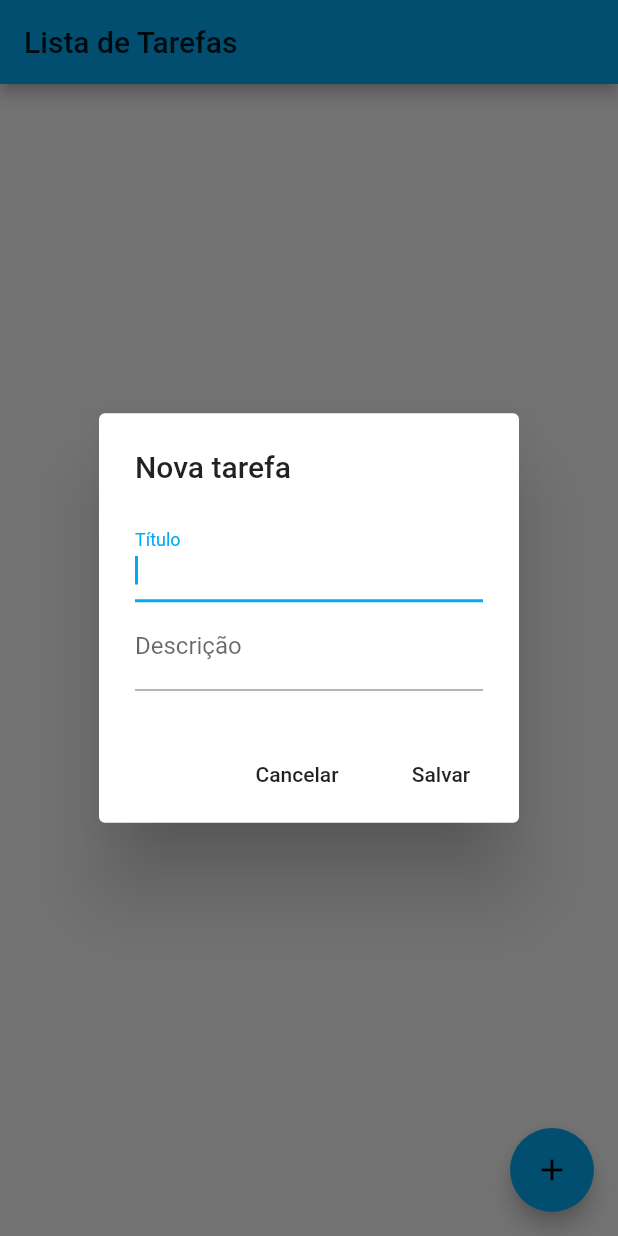
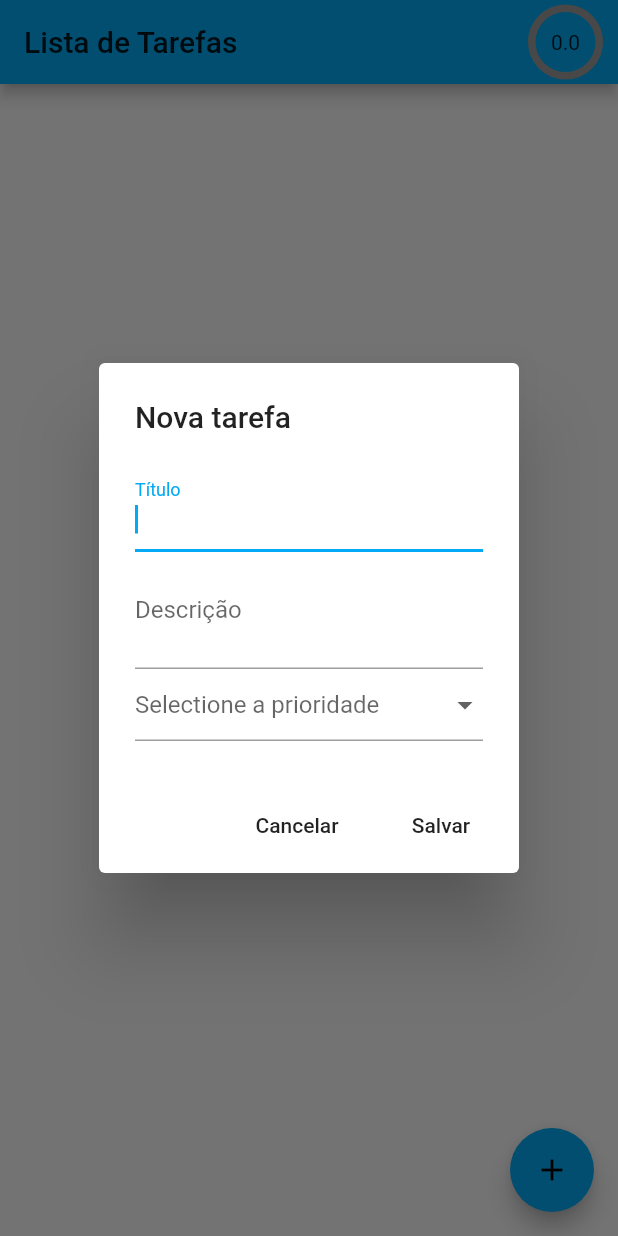
Before and after one commit to viniciusburza/UNISAL, a Flutter app: the screen it shows after launch, after a tap on the "add" icon, on a phone screen of 412 x 824 dp. Run offline on Flutter 3.47's test engine with Material 2 defaults, Android fonts, the phone set to English and light mode, and no system bars; drawn by our look-alikes of percent_indicator; our stand-ins replace flushbar, flutter_slidable, image_picker, share, sqflite, transparent_image; missing offline and left inert: screen; accounts and stored records are empty; statements that could not run were skipped.

Commit message:
Adicionado Lista de Tarefas

```diff
--- a/lista_de_tarefas/lib/helpers/task_helper.dart
+++ b/lista_de_tarefas/lib/helpers/task_helper.dart
@@ -19,7 +19,6 @@ class TaskHelper {
       return _db;
     }
   }
-
   Future<Database> initDb() async {
     final databasePath = await getDatabasesPath();
     final path = join(databasePath, "todo_list.db");
@@ -30,7 +29,8 @@ class TaskHelper {
           "id INTEGER PRIMARY KEY, "
           "title TEXT, "
           "description TEXT, "
-          "isDone INTEGER)");
+          "isDone INTEGER, "
+          "priority INTEGER)");
     });
   }
 
@@ -54,7 +54,7 @@ class TaskHelper {
   Future<Task> getById(int id) async {
     Database database = await db;
     List<Map> maps = await database.query('task',
-        columns: ['id', 'title', 'description', 'isDone'],
+        columns: ['id', 'title', 'description', 'isDone', 'priority'],
         where: 'id = ?',
         whereArgs: [id]);
 
--- a/lista_de_tarefas/lib/views/home_page.dart
+++ b/lista_de_tarefas/lib/views/home_page.dart
@@ -1,5 +1,5 @@
 import 'dart:math';
-
+import 'package:percent_indicator/circular_percent_indicator.dart';
 import 'package:flushbar/flushbar.dart';
 import 'package:flutter/material.dart';
 import 'package:flutter/rendering.dart';
@@ -14,6 +14,7 @@ class HomePage extends StatefulWidget {
 }
 
 class _HomePageState extends State<HomePage> {
+  int block;
   List<Task> _taskList = [];
   TaskHelper _helper = TaskHelper();
   bool _loading = true;
@@ -29,10 +30,49 @@ class _HomePageState extends State<HomePage> {
     });
   }
 
+  double _percent() {
+    int total = _taskList.length;
+    int isDone = _taskList.where((t) => t.isDone).length;
+    return isDone / total;
+  }
+
+  String _namePercent() {
+    int total = _taskList.length;
+    int isDone = _taskList.where((t) => t.isDone).length;
+    double result = (isDone / total) * 100;
+    return result.isNaN ? '0.0' : result.toStringAsFixed(1).toString();
+  }
+
+  double _corPercent() {
+    int total = _taskList.length;
+    int isDone = _taskList.where((t) => t.isDone).length;
+    double result = (isDone / total) * 100;
+    return result;
+  }
+
   @override
   Widget build(BuildContext context) {
     return Scaffold(
-      appBar: AppBar(title: Text('Lista de Tarefas')),
+      appBar: AppBar(
+        title: Text('Lista de Tarefas'),
+        actions: <Widget>[
+          Padding(
+            padding: const EdgeInsets.only(right: 10.0),
+            child: CircularPercentIndicator(
+              radius: 50.0,
+              lineWidth: 5.0,
+              percent: _percent(),
+              backgroundColor: Colors.grey,
+              center: Text(_namePercent()),
+              progressColor: _corPercent() <= 25
+                  ? Colors.red
+                  : _corPercent() <= 50
+                      ? Colors.orange
+                      : _corPercent() <= 75 ? Colors.yellow : Colors.green,
+            ),
+          )
+        ],
+      ),
       floatingActionButton:
           FloatingActionButton(child: Icon(Icons.add), onPressed: _addNewTask),
       body: _buildTaskList(),
@@ -63,8 +103,8 @@ class _HomePageState extends State<HomePage> {
         title: Text(task.title),
         subtitle: Text(task.description),
         secondary: Container(
-          constraints: BoxConstraints.expand(width: 7.0),
-          color: Colors.green,
+          constraints: BoxConstraints.expand(width: 8.0),
+          color: task.getPriorityColor(),
         ),
         onChanged: (bool isChecked) {
           setState(() {
@@ -96,6 +136,9 @@ class _HomePageState extends State<HomePage> {
           color: Colors.red,
           icon: Icons.delete,
           onTap: () {
+            setState(() {
+              block = 0;
+            });
             _deleteTask(deletedTask: _taskList[index], index: index);
           },
         ),
@@ -144,10 +187,13 @@ class _HomePageState extends State<HomePage> {
           style: TextStyle(color: Colors.white, fontWeight: FontWeight.bold),
         ),
         onPressed: () {
-          setState(() {
-            _taskList.insert(index, deletedTask);
-            _helper.update(deletedTask);
-          });
+          if (block < 1) {
+            setState(() {
+              block++;
+              _taskList.insert(index, deletedTask);
+              _helper.update(deletedTask);
+            });
+          }
         },
       ),
     )..show(context);
--- a/lista_de_tarefas/lib/views/task_dialog.dart
+++ b/lista_de_tarefas/lib/views/task_dialog.dart
@@ -11,6 +11,8 @@ class TaskDialog extends StatefulWidget {
 }
 
 class _TaskDialogState extends State<TaskDialog> {
+  int _priority = null;
+  var _keyForm = GlobalKey<FormState>();
   final _titleController = TextEditingController();
   final _descriptionController = TextEditingController();
 
@@ -26,6 +28,7 @@ class _TaskDialogState extends State<TaskDialog> {
 
     _titleController.text = _currentTask.title;
     _descriptionController.text = _currentTask.description;
+    _priority = _currentTask.priority;
   }
 
   @override
@@ -37,19 +40,53 @@ class _TaskDialogState extends State<TaskDialog> {
 
   @override
   Widget build(BuildContext context) {
-    return AlertDialog(
+    return Form(
+      key: _keyForm,
+      child: AlertDialog(
         title: Text(widget.task == null ? 'Nova tarefa' : 'Editar tarefas'),
         content: Column(
           crossAxisAlignment: CrossAxisAlignment.center,
           mainAxisSize: MainAxisSize.min,
           children: <Widget>[
-          TextField(
+            TextFormField(
+                validator: (text) {
+                  return text.isEmpty ? "Favor informar um Titulo" : null;
+                },
                 controller: _titleController,
                 decoration: InputDecoration(labelText: 'Título'),
                 autofocus: true),
-          TextField(
+            TextFormField(
+                validator: (text) {
+                  return text.isEmpty ? "Favor informar uma Descrição" : null;
+                },
+                keyboardType: TextInputType.multiline,
+                maxLines: 2,
                 controller: _descriptionController,
                 decoration: InputDecoration(labelText: 'Descrição')),
+            DropdownButtonFormField<int>(
+              hint: Text("Selectione a prioridade"),
+              value: _priority,
+              onChanged: (int newValue) {
+                setState(() {
+                  _priority = newValue;
+                });
+              },
+              validator: (int value) {
+                if (value == null) {
+                  return "Selecione uma prioridade";
+                } else if (value < 1 || value > 5) {
+                  return "A prioridade deve estar entre 0 e 5";
+                } return null;
+              },
+              items: _currentTask
+                  .getPriorities()
+                  .map<DropdownMenuItem<int>>((int value) {
+                return DropdownMenuItem<int>(
+                  value: value,
+                  child: Text(value.toString()),
+                );
+              }).toList(),
+            )
           ],
         ),
         actions: <Widget>[
@@ -62,13 +99,16 @@ class _TaskDialogState extends State<TaskDialog> {
           FlatButton(
             child: Text('Salvar'),
             onPressed: () {
+              if (_keyForm.currentState.validate()) {
                 _currentTask.title = _titleController.value.text;
                 _currentTask.description = _descriptionController.text;
-
+                _currentTask.priority = _priority;
                 Navigator.of(context).pop(_currentTask);
+              }
             },
           ),
         ],
+      ),
     );
   }
 }
--- a/lista_de_tarefas/pubspec.yaml
+++ b/lista_de_tarefas/pubspec.yaml
@@ -24,6 +24,7 @@ dependencies:
   path_provider: ^1.1.2
   flushbar: ^1.9.0
   sqflite: ^1.1.6+1
+  percent_indicator: "^2.1.1"
 
 dev_dependencies:
   flutter_test:
```
Also changed, not shown: lista_de_tarefas/lib/models/task.dart (+43 -1 lines), lista_de_tarefas/pubspec.lock. Lines whose indentation alone changed are shown as unchanged.
